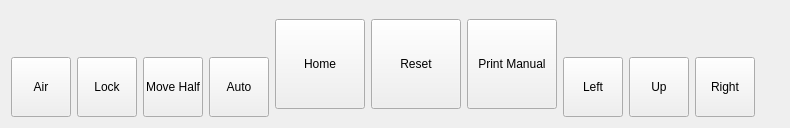
This is indexerwidget.ui in mishkoLitvin/L_Aries-progect as Qt 5 draws it before an edit. The edited form follows.
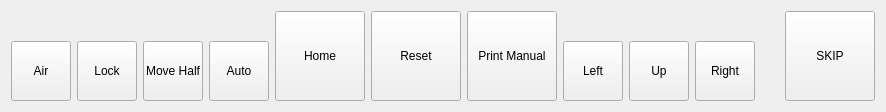
This is the edited form. Icons and pictures are not drawn.

Commit message: counter widget add and function written.  Skip button added.

What changed in the file:
```diff
--- a/indexerwidget.ui
+++ b/indexerwidget.ui
@@ -6,8 +6,8 @@
    <rect>
     <x>0</x>
     <y>0</y>
-    <width>790</width>
-    <height>128</height>
+    <width>886</width>
+    <height>110</height>
    </rect>
   </property>
   <property name="windowTitle">
@@ -16,7 +16,7 @@
   <property name="locale">
    <locale language="English" country="UnitedStates"/>
   </property>
-  <layout class="QHBoxLayout" name="horizontalLayout_4" stretch="10,1">
+  <layout class="QHBoxLayout" name="horizontalLayout_4" stretch="10,1,0">
    <item>
     <layout class="QHBoxLayout" name="horizontalLayout_3">
      <item>
@@ -392,6 +392,35 @@
      </property>
     </spacer>
    </item>
+   <item>
+    <widget class="QToolButton" name="pButtonSkip">
+     <property name="minimumSize">
+      <size>
+       <width>90</width>
+       <height>90</height>
+      </size>
+     </property>
+     <property name="text">
+      <string>SKIP</string>
+     </property>
+     <property name="icon">
+      <iconset>
+       <normaloff>:/new/icons/icons/playP.png</normaloff>:/new/icons/icons/playP.png</iconset>
+     </property>
+     <property name="iconSize">
+      <size>
+       <width>60</width>
+       <height>60</height>
+      </size>
+     </property>
+     <property name="checkable">
+      <bool>false</bool>
+     </property>
+     <property name="toolButtonStyle">
+      <enum>Qt::ToolButtonTextUnderIcon</enum>
+     </property>
+    </widget>
+   </item>
   </layout>
  </widget>
  <resources/>
```
The commit also changes 25 other files.
